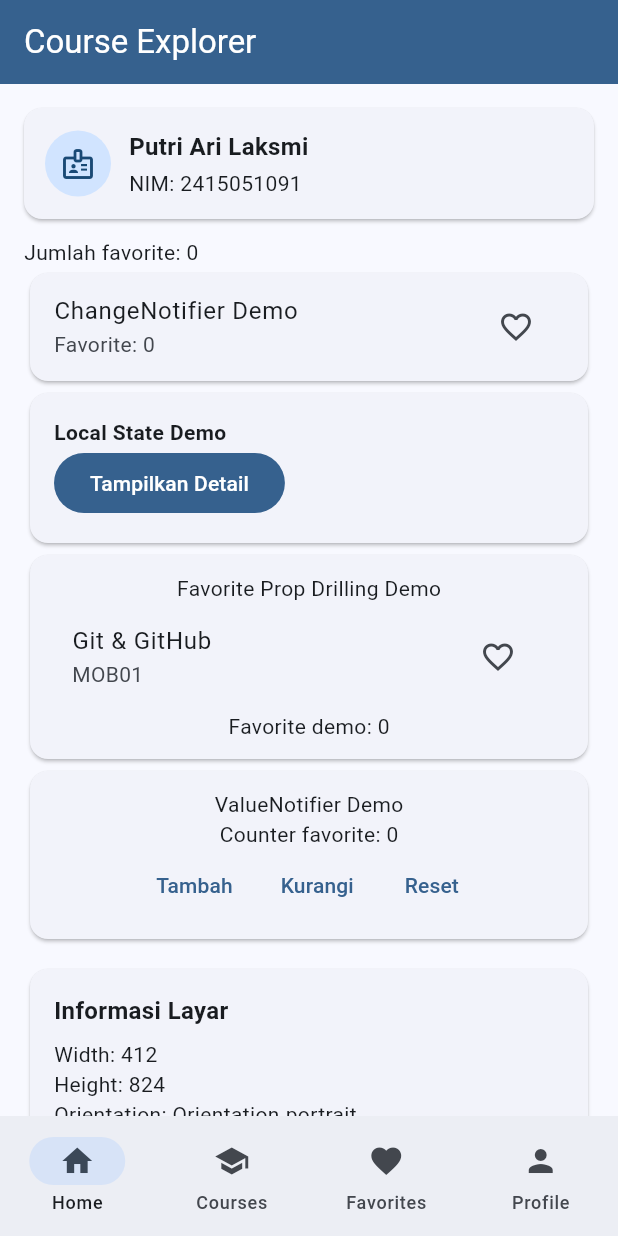
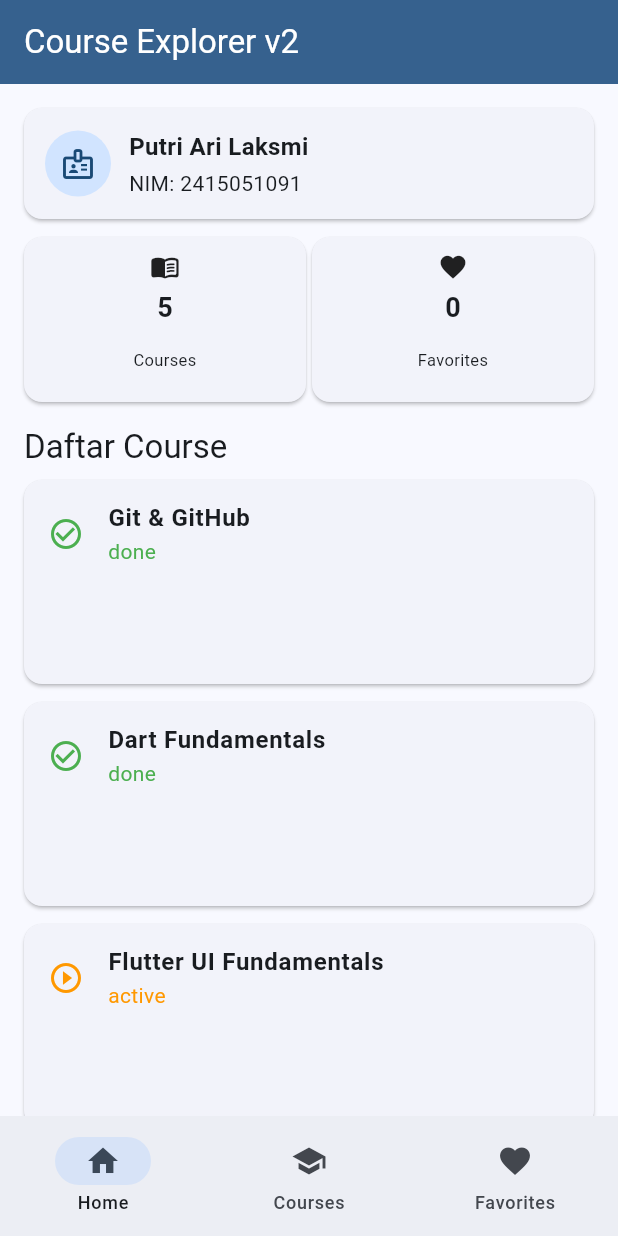
Before and after one commit to putriari93/course-explorer-flutter, a Flutter app: the screen it shows after launch, on a phone screen of 412 x 824 dp. Run offline on Flutter 3.47's test engine with Material 3 defaults, Android fonts, the phone set to English and light mode, and no system bars.

Commit message:
Menyelesaikan Course Explorer v2

```diff
--- a/lib/main.dart
+++ b/lib/main.dart
@@ -32,7 +32,7 @@ class MyApp extends StatelessWidget {
   Widget build(BuildContext context) {
     return MaterialApp(
       debugShowCheckedModeBanner: false,
-      title: 'Course Explorer',
+      title: 'Course Explorer v2',
       theme: ThemeData(
         colorScheme: ColorScheme.fromSeed(seedColor: Colors.blue),
         useMaterial3: true,
--- a/lib/screens/dashboard_page.dart
+++ b/lib/screens/dashboard_page.dart
@@ -2,7 +2,7 @@ import 'package:flutter/material.dart';
 
 import 'home_page.dart';
 import 'courses_page.dart';
-import 'profile_page.dart';
+// import 'profile_page.dart';
 import 'favorites_page.dart';
 
 class DashboardPage extends StatefulWidget {
@@ -25,7 +25,7 @@ class _DashboardPageState extends State<DashboardPage> {
         NavigationDestination(icon: Icon(Icons.home), label: 'Home'),
         NavigationDestination(icon: Icon(Icons.school), label: 'Courses'),
         NavigationDestination(icon: Icon(Icons.favorite), label: 'Favorites'),
-        NavigationDestination(icon: Icon(Icons.person), label: 'Profile'),
+        // NavigationDestination(icon: Icon(Icons.person), label: 'Profile'),
       ],
     );
   }
@@ -50,10 +50,10 @@ class _DashboardPageState extends State<DashboardPage> {
           icon: Icon(Icons.favorite),
           label: Text('Favorites'),
         ),
-        NavigationRailDestination(
-          icon: Icon(Icons.person),
-          label: Text('Profile'),
-        ),
+        // NavigationRailDestination(
+        //   icon: Icon(Icons.person),
+        //   label: Text('Profile'),
+        // ),
       ],
     );
   }
@@ -61,8 +61,18 @@ class _DashboardPageState extends State<DashboardPage> {
   @override
   Widget build(BuildContext context) {
     final expanded = MediaQuery.sizeOf(context).width >= 840;
-    const titles = ['Course Explorer', 'Courses', 'Favorites', 'Profile'];
-    const pages = [HomePage(), CoursesPage(), FavoritesPage(), ProfilePage()];
+    const titles = [
+      'Course Explorer v2',
+      'Courses',
+      'Favorites',
+      // 'Profile',
+    ];
+    const pages = [
+      HomePage(),
+      CoursesPage(),
+      FavoritesPage(),
+      // ProfilePage(),
+    ];
     final content = IndexedStack(index: currentIndex, children: pages);
     return Scaffold(
       appBar: AppBar(
--- a/lib/screens/home_page.dart
+++ b/lib/screens/home_page.dart
@@ -1,27 +1,18 @@
 import 'package:flutter/material.dart';
 import 'package:provider/provider.dart';
 
+import '../widgets/course_grid.dart';
 import '../providers/course_provider.dart';
 import '../widgets/identity_card.dart';
-import '../widgets/state_demos.dart';
 import '../widgets/responsive_layout_demo.dart';
-import '../widgets/flexible_layout_demo.dart';
 
 class HomePage extends StatelessWidget {
   const HomePage({super.key});
+
   @override
   Widget build(BuildContext context) {
-    final courses = context.watch<CourseProvider>().courses;
-    final completedCount = courses
-        .where((course) => course.status == 'done')
-        .length;
-    final size = MediaQuery.sizeOf(context);
-    final orientation = MediaQuery.orientationOf(context);
-    final layoutType = size.width < 600
-        ? 'Compact'
-        : size.width < 840
-        ? 'Medium'
-        : 'Expanded';
+    final provider = context.watch<CourseProvider>();
+    final courses = provider.courses;
     return SingleChildScrollView(
       padding: const EdgeInsets.all(16),
       child: Column(
@@ -29,98 +20,88 @@ class HomePage extends StatelessWidget {
         children: [
           const IdentityCard(),
           const SizedBox(height: 12),
-          Text(
-            'Jumlah favorite: ${context.watch<CourseProvider>().favorites.length}',
-          ),
-          const ChangeNotifierDemo(),
-          const LocalStateDemo(),
-          const FavoriteStateDemo(),
-          const FavoriteCounterNotifierDemo(),
-
-          const SizedBox(height: 12),
-
-          Card(
-            child: Padding(
-              padding: const EdgeInsets.all(16),
-              child: Column(
-                crossAxisAlignment: CrossAxisAlignment.start,
-                children: [
-                  const Text(
-                    'Informasi Layar',
-                    style: TextStyle(fontWeight: FontWeight.bold, fontSize: 16),
-                  ),
-
-                  const SizedBox(height: 8),
-
-                  Text('Width: ${size.width.toStringAsFixed(0)}'),
-
-                  Text('Height: ${size.height.toStringAsFixed(0)}'),
-
-                  Text('Orientation: $orientation'),
-
-                  Text('Layout: $layoutType'),
-                ],
-              ),
-            ),
-          ),
-
-          const SizedBox(height: 12),
-
-          const ResponsiveLayoutDemo(),
-
-          const SizedBox(height: 12),
-
-          const FlexibleLayoutDemo(),
-
-          const SizedBox(height: 12),
-
           Row(
+            key: const ValueKey('home-statistics'),
             children: [
               _buildSummaryCard(
+                id: 'courses',
                 value: '${courses.length}',
-                label: 'Topik',
+                label: 'Courses',
                 icon: Icons.menu_book_rounded,
               ),
-
-              const SizedBox(width: 12),
-
+              const SizedBox(width: 4),
               _buildSummaryCard(
-                value: '$completedCount',
-                label: 'Selesai',
-                icon: Icons.task_alt_rounded,
+                id: 'favorites',
+                value: '${provider.favorites.length}',
+                label: 'Favorites',
+                icon: Icons.favorite,
               ),
             ],
           ),
+          const SizedBox(height: 16),
+          Text('Daftar Course', style: Theme.of(context).textTheme.titleLarge),
+          const SizedBox(height: 8),
+          if (provider.isLoading)
+            const Center(child: CircularProgressIndicator())
+          else if (provider.error != null)
+            Column(
+              children: [
+                Text(provider.error!),
+                TextButton(
+                  onPressed: provider.loadCourses,
+                  child: const Text('Coba lagi'),
+                ),
+              ],
+            )
+          else
+            CourseGrid(courses: courses, showFavorite: false, showStatus: true),
+          const SizedBox(height: 12),
+          const ResponsiveLayoutDemo(),
         ],
       ),
     );
   }
 
   Widget _buildSummaryCard({
+    required String id,
     required String value,
     required String label,
     required IconData icon,
   }) {
     return Expanded(
       child: Card(
+        key: ValueKey('home-stat-$id'),
+        margin: EdgeInsets.zero,
+        child: SizedBox(
+          height: 110,
           child: Padding(
-          padding: const EdgeInsets.symmetric(vertical: 14, horizontal: 8),
+            padding: const EdgeInsets.symmetric(vertical: 10, horizontal: 4),
             child: Column(
               children: [
-              Icon(icon),
-
-              const SizedBox(height: 6),
-
-              Text(
+                Icon(icon, size: 20),
+                const SizedBox(height: 4),
+                FittedBox(
+                  child: Text(
                     value,
                     style: const TextStyle(
                       fontSize: 18,
                       fontWeight: FontWeight.bold,
                     ),
                   ),
-
-              Text(label, textAlign: TextAlign.center),
+                ),
+                const SizedBox(height: 4),
+                Expanded(
+                  child: Center(
+                    child: Text(
+                      label,
+                      textAlign: TextAlign.center,
+                      maxLines: 2,
+                      style: const TextStyle(fontSize: 11),
+                    ),
+                  ),
+                ),
               ],
+            ),
           ),
         ),
       ),
--- a/lib/screens/profile_page.dart
+++ b/lib/screens/profile_page.dart
@@ -3,6 +3,7 @@ import 'package:provider/provider.dart';
 
 import '../providers/student_provider.dart';
 import '../models/student_identity.dart';
+import '../widgets/identity_card.dart';
 
 class ProfilePage extends StatefulWidget {
   const ProfilePage({super.key});
@@ -49,6 +50,8 @@ class _ProfilePageState extends State<ProfilePage> {
       child: Column(
         crossAxisAlignment: CrossAxisAlignment.stretch,
         children: [
+          const IdentityCard(),
+          const SizedBox(height: 12),
           _buildProfileCard(student),
 
           const SizedBox(height: 20),
--- a/lib/widgets/course_card.dart
+++ b/lib/widgets/course_card.dart
@@ -7,8 +7,15 @@ import '../screens/course_detail_page.dart';
 import 'course_status.dart';
 
 class CourseCard extends StatefulWidget {
-  const CourseCard({super.key, required this.course});
+  const CourseCard({
+    super.key,
+    required this.course,
+    this.showFavorite = true,
+    this.showStatus = false,
+  });
   final Course course;
+  final bool showFavorite;
+  final bool showStatus;
   @override
   State<CourseCard> createState() => _CourseCardState();
 }
@@ -20,6 +27,11 @@ class _CourseCardState extends State<CourseCard> {
     final course = widget.course;
     final status = statusInfo(course.status);
     final courseCode = course.code;
+    final (homeStatus, homeIcon) = switch (course.status) {
+      'done' => ('done', Icons.check_circle_outline),
+      'active' => ('active', Icons.play_circle_outline),
+      _ => ('waiting', Icons.schedule),
+    };
     return GestureDetector(
       onLongPress: () => ScaffoldMessenger.of(context).showSnackBar(
         SnackBar(
@@ -45,14 +57,22 @@ class _CourseCardState extends State<CourseCard> {
             setState(() => isNavigating = false);
           },
           child: ListTile(
-            leading: Icon(status.icon, color: status.color),
+            leading: Icon(
+              widget.showStatus ? homeIcon : status.icon,
+              color: status.color,
+            ),
             title: Text(
               course.title,
+              maxLines: 2,
+              overflow: TextOverflow.ellipsis,
               style: const TextStyle(fontWeight: FontWeight.w600),
             ),
-            subtitle: Text('$courseCode • ${course.credits} SKS'),
+            subtitle: widget.showStatus
+                ? Text(homeStatus, style: TextStyle(color: status.color))
+                : Text('$courseCode • ${course.credits} SKS'),
             // watch membaca jumlah pada halaman, Consumer mendengar ikon, read menjalankan aksi.
-            trailing: Consumer<CourseProvider>(
+            trailing: widget.showFavorite
+                ? Consumer<CourseProvider>(
                     builder: (context, provider, child) {
                       final isFavorite = provider.isFavorite(courseCode);
                       return IconButton(
@@ -64,7 +84,9 @@ class _CourseCardState extends State<CourseCard> {
                           color: isFavorite ? Colors.red : null,
                         ),
                         onPressed: () {
-                    context.read<CourseProvider>().toggleFavorite(courseCode);
+                          context.read<CourseProvider>().toggleFavorite(
+                            courseCode,
+                          );
                           ScaffoldMessenger.of(context).showSnackBar(
                             SnackBar(
                               content: Text(
@@ -77,7 +99,8 @@ class _CourseCardState extends State<CourseCard> {
                         },
                       );
                     },
-            ),
+                  )
+                : null,
           ),
         ),
       ),
--- a/lib/widgets/course_grid.dart
+++ b/lib/widgets/course_grid.dart
@@ -4,8 +4,15 @@ import '../models/course.dart';
 import 'course_card.dart';
 
 class CourseGrid extends StatelessWidget {
-  const CourseGrid({super.key, required this.courses});
+  const CourseGrid({
+    super.key,
+    required this.courses,
+    this.showFavorite = true,
+    this.showStatus = false,
+  });
   final List<Course> courses;
+  final bool showFavorite;
+  final bool showStatus;
   int columnsFor(double width) => width < 600
       ? 1
       : width < 840
@@ -17,11 +24,7 @@ class CourseGrid extends StatelessWidget {
       builder: (context, constraints) {
         final columns = columnsFor(MediaQuery.sizeOf(context).width);
 
-        final itemHeight = constraints.maxWidth < 600
-            ? 120.0
-            : constraints.maxWidth < 840
-            ? 115.0
-            : 110.0;
+        const itemHeight = 136.0;
 
         return GridView.builder(
           shrinkWrap: true,
@@ -34,7 +37,14 @@ class CourseGrid extends StatelessWidget {
           ),
           itemCount: courses.length,
           itemBuilder: (context, index) {
-            return CourseCard(course: courses[index]);
+            return CourseCard(
+              key: showStatus
+                  ? ValueKey('home-course-${courses[index].code}')
+                  : null,
+              course: courses[index],
+              showFavorite: showFavorite,
+              showStatus: showStatus,
+            );
           },
         );
       },
```
Also changed, not shown: 1 other file. Lines whose indentation alone changed are shown as unchanged.
